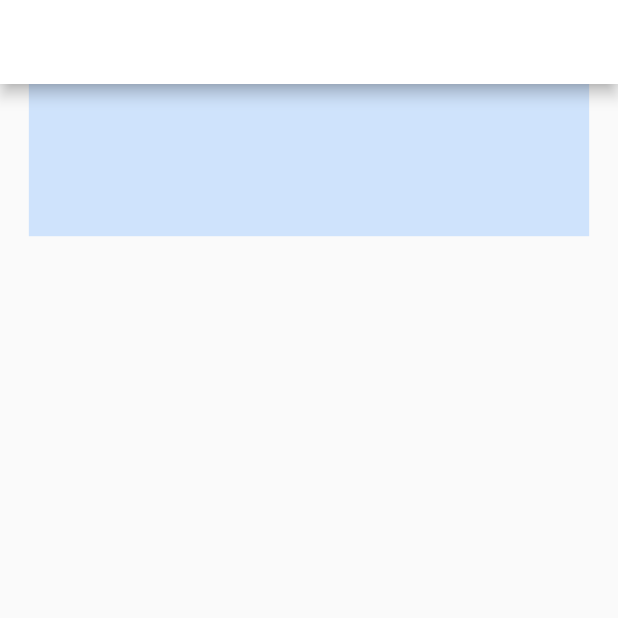
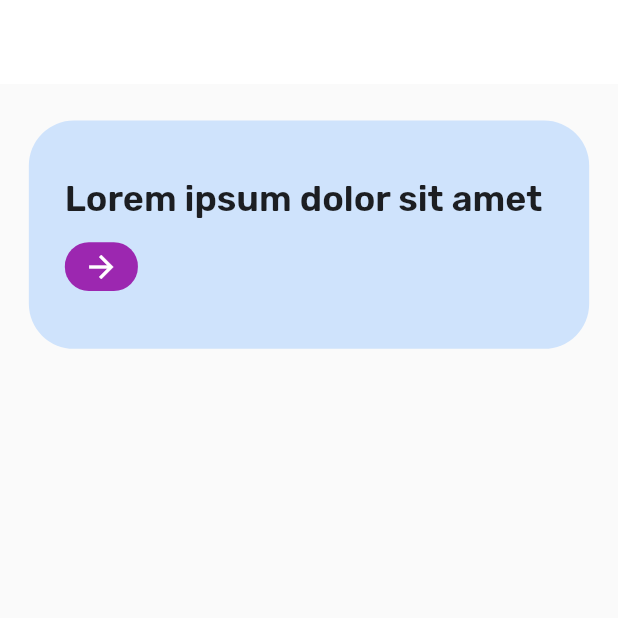
Before and after one commit to santtiagogp/Covid-App, a Flutter app: the screen it shows after launch, on a phone screen of 412 x 824 dp, the top half of it. Run offline on Flutter 3.47's test engine with Material 2 defaults, Android fonts, the phone set to English and light mode, and no system bars; our stand-ins replace google_fonts.

Commit message:
Information card added

```diff
--- a/lib/application/constants/covid_colors.dart
+++ b/lib/application/constants/covid_colors.dart
@@ -5,4 +5,5 @@ class CovidColors {
 
   static const white = Color.fromRGBO(255, 255, 255, 1);
   static const darkBlue = Color.fromRGBO(207, 227, 252, 1);
+  static const purple = Color.fromRGBO(263, 63, 92, 1);
 }
--- a/lib/application/pages/home_page.dart
+++ b/lib/application/pages/home_page.dart
@@ -1,3 +1,5 @@
+import 'package:covid_app/application/widgets/foundations/covid_text.dart';
+import 'package:covid_app/application/widgets/tokens/covid_spacing.dart';
 import 'package:flutter/material.dart';
 
 import '../constants/covid_colors.dart';
@@ -11,6 +13,7 @@ class HomePage extends StatelessWidget {
     return Scaffold(
       appBar: AppBar(
         backgroundColor: CovidColors.white,
+        elevation: 0,
       ),
       body: Column(
         children: [
@@ -31,10 +34,38 @@ class _InformationCard extends StatelessWidget {
     return Align(
       alignment: Alignment.topCenter,
       child: Container(
-        height: _responsive.heightConfig(100.0),
+        padding: const EdgeInsets.all(CovidSpacing.SPACE_LG),
+        margin: EdgeInsets.symmetric(
+          vertical: _responsive.heightConfig(CovidSpacing.SPACE_LG)
+        ),
+        height: _responsive.heightConfig(150),
         width: _responsive.widthConfig(340.0),
-        decoration: const BoxDecoration(
+        decoration: BoxDecoration(
           color: CovidColors.darkBlue,
+          borderRadius: BorderRadius.circular(30)
+        ),
+        child: Column(
+          mainAxisAlignment: MainAxisAlignment.spaceEvenly,
+          crossAxisAlignment: CrossAxisAlignment.start,
+          children: [
+            CovidText.bigText(
+              text: 'Lorem ipsum dolor sit amet',
+              fontWeight: FontWeight.w600
+            ),
+            InkWell(
+              onTap: (){},
+              child: Container(
+                child: const Icon(Icons.arrow_forward_outlined,
+                color: CovidColors.white),
+                height: _responsive.heightConfig(CovidSpacing.SPACE_XL),
+                width: _responsive.heightConfig(CovidSpacing.SPACE_XXL),
+                decoration: BoxDecoration(
+                  color: Colors.purple,
+                  borderRadius: BorderRadius.circular(CovidSpacing.SPACE_MD)
+                ),
+              ),
+            )
+          ],
         ),
       ),
     );
--- /dev/null
+++ b/lib/application/widgets/foundations/covid_text.dart
@@ -0,0 +1,38 @@
+import 'package:covid_app/application/widgets/tokens/covid_spacing.dart';
+import 'package:flutter/material.dart';
+import 'package:google_fonts/google_fonts.dart';
+
+class CovidText {
+  CovidText._();
+
+  static Text smallText({
+    required String text,
+    Color? color,
+    FontWeight? fontWeight
+  }) => Text(text, style: GoogleFonts.rubik(
+    color: color,
+    fontWeight: fontWeight,
+    fontSize: CovidSpacing.SPACE_SL
+  ),);
+
+  static Text mediumText({
+    required String text,
+    Color? color,
+    FontWeight? fontWeight
+  }) => Text(text, style: GoogleFonts.rubik(
+    color: color,
+    fontWeight: fontWeight,
+    fontSize: CovidSpacing.SPACE_MD
+  ),);
+
+  static Text bigText({
+    required String text,
+    Color? color,
+    FontWeight? fontWeight
+  }) => Text(text, style: GoogleFonts.rubik(
+    color: color,
+    fontWeight: fontWeight,
+    fontSize: CovidSpacing.SPACE_LG
+  ),);
+
+}
--- /dev/null
+++ b/lib/application/widgets/tokens/covid_spacing.dart
@@ -0,0 +1,12 @@
+class CovidSpacing {
+  CovidSpacing._();
+
+  static const double Space_XXS = 2;
+  static const double SPACE_XS = 4;
+  static const double SPACE_SM = 8;
+  static const double SPACE_SL = 12;
+  static const double SPACE_MD = 16;
+  static const double SPACE_LG = 24;
+  static const double SPACE_XL = 32;
+  static const double SPACE_XXL = 48;
+}
--- a/pubspec.yaml
+++ b/pubspec.yaml
@@ -14,6 +14,7 @@ dependencies:
     sdk: flutter
 
   cupertino_icons: ^1.0.2
+  google_fonts: ^2.1.0
   provider: ^6.0.1
 
 dev_dependencies:
```
Also changed, not shown: pubspec.lock.
